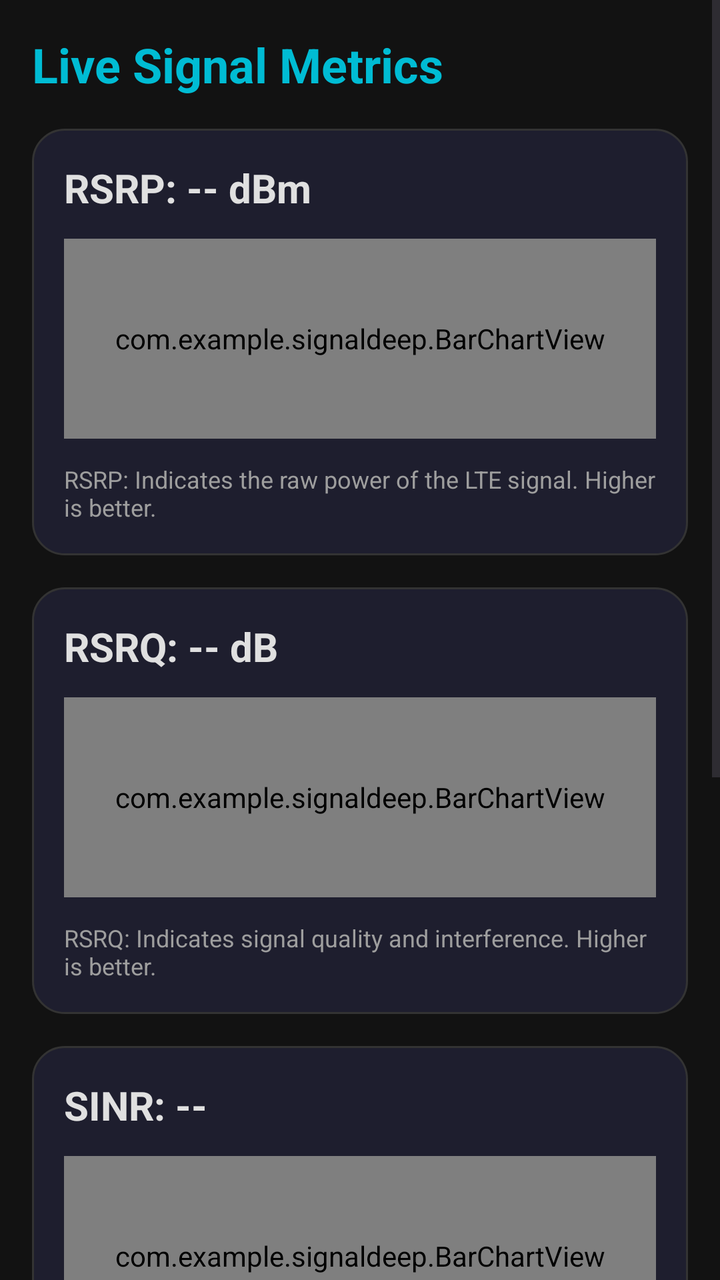
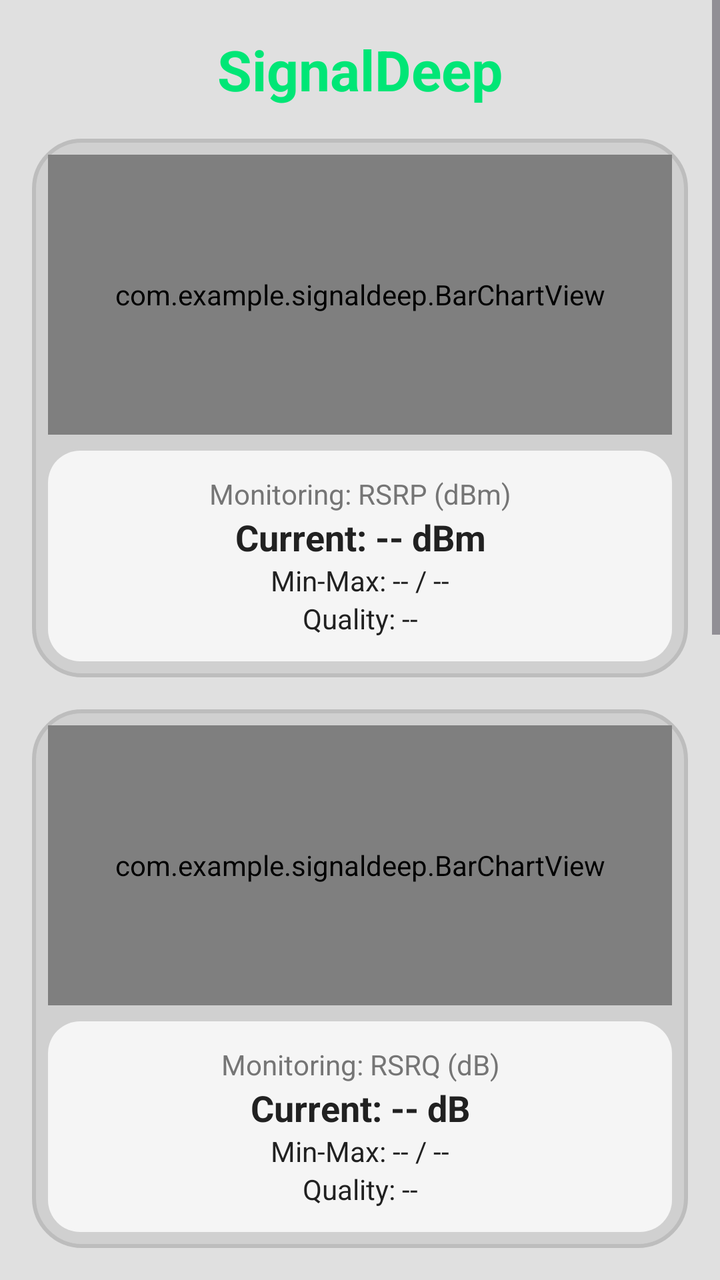

Compare the two renders of this Android layout. The source of the first and the diff that turns it into the second are given below.
<!-- AndroidManifest.xml: application theme Theme.Material3.DayNight.NoActionBar -->
<!-- res/layout/activity_main.xml -->
<?xml version="1.0" encoding="utf-8"?>
<ScrollView xmlns:android="http://schemas.android.com/apk/res/android"
    android:layout_width="match_parent" android:layout_height="match_parent"
    android:background="@color/bg_dark">
    <LinearLayout android:orientation="vertical" android:padding="16dp"
        android:layout_width="match_parent" android:layout_height="wrap_content">
        <TextView android:text="Live Signal Metrics" android:textSize="24sp"
            android:textStyle="bold" android:textColor="@color/accent"
            android:layout_marginBottom="16dp" android:layout_width="wrap_content" android:layout_height="wrap_content" />

        <LinearLayout android:orientation="vertical" android:background="@drawable/card_bg" android:padding="16dp" android:layout_marginBottom="16dp" android:layout_width="match_parent" android:layout_height="wrap_content">
            <TextView android:id="@+id/tv_rsrp_val" android:text="RSRP: -- dBm" android:textSize="20sp" android:textStyle="bold" android:textColor="@color/text_primary" android:layout_width="wrap_content" android:layout_height="wrap_content"/>
            <com.example.signaldeep.BarChartView android:id="@+id/chart_rsrp" android:layout_width="match_parent" android:layout_height="100dp" android:layout_marginTop="12dp" android:layout_marginBottom="12dp"/>
            <TextView android:text="RSRP: Indicates the raw power of the LTE signal. Higher is better." android:textSize="12sp" android:textColor="@color/text_secondary" android:layout_width="wrap_content" android:layout_height="wrap_content"/>
        </LinearLayout>

        <LinearLayout android:orientation="vertical" android:background="@drawable/card_bg" android:padding="16dp" android:layout_marginBottom="16dp" android:layout_width="match_parent" android:layout_height="wrap_content">
            <TextView android:id="@+id/tv_rsrq_val" android:text="RSRQ: -- dB" android:textSize="20sp" android:textStyle="bold" android:textColor="@color/text_primary" android:layout_width="wrap_content" android:layout_height="wrap_content"/>
            <com.example.signaldeep.BarChartView android:id="@+id/chart_rsrq" android:layout_width="match_parent" android:layout_height="100dp" android:layout_marginTop="12dp" android:layout_marginBottom="12dp"/>
            <TextView android:text="RSRQ: Indicates signal quality and interference. Higher is better." android:textSize="12sp" android:textColor="@color/text_secondary" android:layout_width="wrap_content" android:layout_height="wrap_content"/>
        </LinearLayout>

        <LinearLayout android:orientation="vertical" android:background="@drawable/card_bg" android:padding="16dp" android:layout_marginBottom="16dp" android:layout_width="match_parent" android:layout_height="wrap_content">
            <TextView android:id="@+id/tv_sinr_val" android:text="SINR: --" android:textSize="20sp" android:textStyle="bold" android:textColor="@color/text_primary" android:layout_width="wrap_content" android:layout_height="wrap_content"/>
            <com.example.signaldeep.BarChartView android:id="@+id/chart_sinr" android:layout_width="match_parent" android:layout_height="100dp" android:layout_marginTop="12dp" android:layout_marginBottom="12dp"/>
            <TextView android:text="SINR: The most important metric for data speed. Higher is better." android:textSize="12sp" android:textColor="@color/text_secondary" android:layout_width="wrap_content" android:layout_height="wrap_content"/>
        </LinearLayout>

        <LinearLayout android:orientation="vertical" android:background="@drawable/card_bg" android:padding="16dp" android:layout_marginBottom="16dp" android:layout_width="match_parent" android:layout_height="wrap_content">
            <TextView android:id="@+id/tv_cqi_val" android:text="CQI: --" android:textSize="20sp" android:textStyle="bold" android:textColor="@color/text_primary" android:layout_width="wrap_content" android:layout_height="wrap_content"/>
            <com.example.signaldeep.BarChartView android:id="@+id/chart_cqi" android:layout_width="match_parent" android:layout_height="100dp" android:layout_marginTop="12dp" android:layout_marginBottom="12dp"/>
            <TextView android:text="CQI: Reports the modulation scheme the network can use. Range 0-15. Higher is better." android:textSize="12sp" android:textColor="@color/text_secondary" android:layout_width="wrap_content" android:layout_height="wrap_content"/>
        </LinearLayout>

        <com.google.android.material.button.MaterialButton android:id="@+id/btn_loginfo" android:text="Where is log file?" android:layout_width="match_parent" android:layout_height="wrap_content" android:layout_marginTop="8dp" />
    </LinearLayout>
</ScrollView>
<!-- resources referenced by this layout -->
<resources>
  <color name="accent">#00BCD4</color>
  <color name="bg_dark">#121212</color>
  <color name="text_primary">#E0E0E0</color>
  <color name="text_secondary">#9E9E9E</color>
  <!-- drawable card_bg (drawable) -->
  <?xml version="1.0" encoding="utf-8"?>
  <shape xmlns:android="http://schemas.android.com/apk/res/android">
      <solid android:color="@color/card_bg" />
      <corners android:radius="16dp" />
      <stroke android:width="1dp" android:color="#333333" />
  </shape>
  <color name="card_bg">#1E1E2E</color>
</resources>

<!-- the commit's change to res/layout/activity_main.xml (unified diff, before → after) -->
@@ -1,37 +1,58 @@
 <?xml version="1.0" encoding="utf-8"?>
 <ScrollView xmlns:android="http://schemas.android.com/apk/res/android"
     android:layout_width="match_parent" android:layout_height="match_parent"
-    android:background="@color/bg_dark">
+    android:background="@color/bg_main">
     <LinearLayout android:orientation="vertical" android:padding="16dp"
         android:layout_width="match_parent" android:layout_height="wrap_content">
-        <TextView android:text="Live Signal Metrics" android:textSize="24sp"
-            android:textStyle="bold" android:textColor="@color/accent"
-            android:layout_marginBottom="16dp" android:layout_width="wrap_content" android:layout_height="wrap_content" />
 
-        <LinearLayout android:orientation="vertical" android:background="@drawable/card_bg" android:padding="16dp" android:layout_marginBottom="16dp" android:layout_width="match_parent" android:layout_height="wrap_content">
-            <TextView android:id="@+id/tv_rsrp_val" android:text="RSRP: -- dBm" android:textSize="20sp" android:textStyle="bold" android:textColor="@color/text_primary" android:layout_width="wrap_content" android:layout_height="wrap_content"/>
-            <com.example.signaldeep.BarChartView android:id="@+id/chart_rsrp" android:layout_width="match_parent" android:layout_height="100dp" android:layout_marginTop="12dp" android:layout_marginBottom="12dp"/>
-            <TextView android:text="RSRP: Indicates the raw power of the LTE signal. Higher is better." android:textSize="12sp" android:textColor="@color/text_secondary" android:layout_width="wrap_content" android:layout_height="wrap_content"/>
+        <TextView android:text="SignalDeep" android:textSize="28sp" android:textStyle="bold"
+            android:textColor="#00E676" android:gravity="center"
+            android:layout_marginBottom="16dp" android:layout_width="match_parent" android:layout_height="wrap_content" />
+
+        
+        <LinearLayout android:orientation="vertical" android:background="@drawable/card_outer" android:padding="8dp" android:layout_marginBottom="16dp" android:layout_width="match_parent" android:layout_height="wrap_content">
+            <com.example.signaldeep.BarChartView android:id="@+id/chart_rsrp" android:layout_width="match_parent" android:layout_height="140dp" android:background="@drawable/chart_inner_bg"/>
+            <LinearLayout android:orientation="vertical" android:background="@drawable/stats_inner_bg" android:padding="12dp" android:layout_marginTop="8dp" android:layout_width="match_parent" android:layout_height="wrap_content">
+                <TextView android:text="Monitoring: RSRP (dBm)" android:textSize="14sp" android:textColor="@color/text_gray" android:gravity="center" android:layout_width="match_parent" android:layout_height="wrap_content"/>
+                <TextView android:id="@+id/tv_rsrp_current" android:text="Current: -- dBm" android:textSize="18sp" android:textStyle="bold" android:textColor="@color/text_dark" android:gravity="center" android:layout_width="match_parent" android:layout_height="wrap_content"/>
+                <TextView android:id="@+id/tv_rsrp_minmax" android:text="Min-Max: -- / --" android:textSize="14sp" android:textColor="@color/text_dark" android:gravity="center" android:layout_width="match_parent" android:layout_height="wrap_content"/>
+                <TextView android:id="@+id/tv_rsrp_quality" android:text="Quality: --" android:textSize="14sp" android:textColor="@color/text_dark" android:gravity="center" android:layout_width="match_parent" android:layout_height="wrap_content"/>
+            </LinearLayout>
         </LinearLayout>
 
-        <LinearLayout android:orientation="vertical" android:background="@drawable/card_bg" android:padding="16dp" android:layout_marginBottom="16dp" android:layout_width="match_parent" android:layout_height="wrap_content">
-            <TextView android:id="@+id/tv_rsrq_val" android:text="RSRQ: -- dB" android:textSize="20sp" android:textStyle="bold" android:textColor="@color/text_primary" android:layout_width="wrap_content" android:layout_height="wrap_content"/>
-            <com.example.signaldeep.BarChartView android:id="@+id/chart_rsrq" android:layout_width="match_parent" android:layout_height="100dp" android:layout_marginTop="12dp" android:layout_marginBottom="12dp"/>
-            <TextView android:text="RSRQ: Indicates signal quality and interference. Higher is better." android:textSize="12sp" android:textColor="@color/text_secondary" android:layout_width="wrap_content" android:layout_height="wrap_content"/>
+        
+        <LinearLayout android:orientation="vertical" android:background="@drawable/card_outer" android:padding="8dp" android:layout_marginBottom="16dp" android:layout_width="match_parent" android:layout_height="wrap_content">
+            <com.example.signaldeep.BarChartView android:id="@+id/chart_rsrq" android:layout_width="match_parent" android:layout_height="140dp" android:background="@drawable/chart_inner_bg"/>
+            <LinearLayout android:orientation="vertical" android:background="@drawable/stats_inner_bg" android:padding="12dp" android:layout_marginTop="8dp" android:layout_width="match_parent" android:layout_height="wrap_content">
+                <TextView android:text="Monitoring: RSRQ (dB)" android:textSize="14sp" android:textColor="@color/text_gray" android:gravity="center" android:layout_width="match_parent" android:layout_height="wrap_content"/>
+                <TextView android:id="@+id/tv_rsrq_current" android:text="Current: -- dB" android:textSize="18sp" android:textStyle="bold" android:textColor="@color/text_dark" android:gravity="center" android:layout_width="match_parent" android:layout_height="wrap_content"/>
+                <TextView android:id="@+id/tv_rsrq_minmax" android:text="Min-Max: -- / --" android:textSize="14sp" android:textColor="@color/text_dark" android:gravity="center" android:layout_width="match_parent" android:layout_height="wrap_content"/>
+                <TextView android:id="@+id/tv_rsrq_quality" android:text="Quality: --" android:textSize="14sp" android:textColor="@color/text_dark" android:gravity="center" android:layout_width="match_parent" android:layout_height="wrap_content"/>
+            </LinearLayout>
         </LinearLayout>
 
-        <LinearLayout android:orientation="vertical" android:background="@drawable/card_bg" android:padding="16dp" android:layout_marginBottom="16dp" android:layout_width="match_parent" android:layout_height="wrap_content">
-            <TextView android:id="@+id/tv_sinr_val" android:text="SINR: --" android:textSize="20sp" android:textStyle="bold" android:textColor="@color/text_primary" android:layout_width="wrap_content" android:layout_height="wrap_content"/>
-            <com.example.signaldeep.BarChartView android:id="@+id/chart_sinr" android:layout_width="match_parent" android:layout_height="100dp" android:layout_marginTop="12dp" android:layout_marginBottom="12dp"/>
-            <TextView android:text="SINR: The most important metric for data speed. Higher is better." android:textSize="12sp" android:textColor="@color/text_secondary" android:layout_width="wrap_content" android:layout_height="wrap_content"/>
+        
+        <LinearLayout android:orientation="vertical" android:background="@drawable/card_outer" android:padding="8dp" android:layout_marginBottom="16dp" android:layout_width="match_parent" android:layout_height="wrap_content">
+            <com.example.signaldeep.BarChartView android:id="@+id/chart_sinr" android:layout_width="match_parent" android:layout_height="140dp" android:background="@drawable/chart_inner_bg"/>
+            <LinearLayout android:orientation="vertical" android:background="@drawable/stats_inner_bg" android:padding="12dp" android:layout_marginTop="8dp" android:layout_width="match_parent" android:layout_height="wrap_content">
+                <TextView android:text="Monitoring: SINR (dB)" android:textSize="14sp" android:textColor="@color/text_gray" android:gravity="center" android:layout_width="match_parent" android:layout_height="wrap_content"/>
+                <TextView android:id="@+id/tv_sinr_current" android:text="Current: --" android:textSize="18sp" android:textStyle="bold" android:textColor="@color/text_dark" android:gravity="center" android:layout_width="match_parent" android:layout_height="wrap_content"/>
+                <TextView android:id="@+id/tv_sinr_minmax" android:text="Min-Max: -- / --" android:textSize="14sp" android:textColor="@color/text_dark" android:gravity="center" android:layout_width="match_parent" android:layout_height="wrap_content"/>
+                <TextView android:id="@+id/tv_sinr_quality" android:text="Quality: --" android:textSize="14sp" android:textColor="@color/text_dark" android:gravity="center" android:layout_width="match_parent" android:layout_height="wrap_content"/>
+            </LinearLayout>
         </LinearLayout>
 
-        <LinearLayout android:orientation="vertical" android:background="@drawable/card_bg" android:padding="16dp" android:layout_marginBottom="16dp" android:layout_width="match_parent" android:layout_height="wrap_content">
-            <TextView android:id="@+id/tv_cqi_val" android:text="CQI: --" android:textSize="20sp" android:textStyle="bold" android:textColor="@color/text_primary" android:layout_width="wrap_content" android:layout_height="wrap_content"/>
-            <com.example.signaldeep.BarChartView android:id="@+id/chart_cqi" android:layout_width="match_parent" android:layout_height="100dp" android:layout_marginTop="12dp" android:layout_marginBottom="12dp"/>
-            <TextView android:text="CQI: Reports the modulation scheme the network can use. Range 0-15. Higher is better." android:textSize="12sp" android:textColor="@color/text_secondary" android:layout_width="wrap_content" android:layout_height="wrap_content"/>
+        
+        <LinearLayout android:orientation="vertical" android:background="@drawable/card_outer" android:padding="8dp" android:layout_marginBottom="16dp" android:layout_width="match_parent" android:layout_height="wrap_content">
+            <com.example.signaldeep.BarChartView android:id="@+id/chart_cqi" android:layout_width="match_parent" android:layout_height="140dp" android:background="@drawable/chart_inner_bg"/>
+            <LinearLayout android:orientation="vertical" android:background="@drawable/stats_inner_bg" android:padding="12dp" android:layout_marginTop="8dp" android:layout_width="match_parent" android:layout_height="wrap_content">
+                <TextView android:text="Monitoring: CQI (0-15)" android:textSize="14sp" android:textColor="@color/text_gray" android:gravity="center" android:layout_width="match_parent" android:layout_height="wrap_content"/>
+                <TextView android:id="@+id/tv_cqi_current" android:text="Current: --" android:textSize="18sp" android:textStyle="bold" android:textColor="@color/text_dark" android:gravity="center" android:layout_width="match_parent" android:layout_height="wrap_content"/>
+                <TextView android:id="@+id/tv_cqi_minmax" android:text="Min-Max: -- / --" android:textSize="14sp" android:textColor="@color/text_dark" android:gravity="center" android:layout_width="match_parent" android:layout_height="wrap_content"/>
+                <TextView android:id="@+id/tv_cqi_quality" android:text="Quality: --" android:textSize="14sp" android:textColor="@color/text_dark" android:gravity="center" android:layout_width="match_parent" android:layout_height="wrap_content"/>
+            </LinearLayout>
         </LinearLayout>
 
-        <com.google.android.material.button.MaterialButton android:id="@+id/btn_loginfo" android:text="Where is log file?" android:layout_width="match_parent" android:layout_height="wrap_content" android:layout_marginTop="8dp" />
+        <com.google.android.material.button.MaterialButton android:id="@+id/btn_loginfo" android:text="Where is log file?" android:layout_width="match_parent" android:layout_height="wrap_content" android:layout_marginBottom="16dp" />
     </LinearLayout>
 </ScrollView>
<!-- resource entries referenced after the edit -->
@@ -1,16 +1,29 @@
 <!-- resources referenced by this layout -->
 <resources>
-  <color name="accent">#00BCD4</color>
-  <color name="bg_dark">#121212</color>
-  <color name="text_primary">#E0E0E0</color>
-  <color name="text_secondary">#9E9E9E</color>
-  <!-- drawable card_bg (drawable) -->
+  <color name="bg_main">#E0E0E0</color>
+  <color name="text_dark">#212121</color>
+  <color name="text_gray">#757575</color>
+  <!-- drawable card_outer (drawable) -->
   <?xml version="1.0" encoding="utf-8"?>
   <shape xmlns:android="http://schemas.android.com/apk/res/android">
       <solid android:color="@color/card_bg" />
+      <corners android:radius="24dp" />
+      <stroke android:width="2dp" android:color="#BDBDBD" />
+  </shape>
+  <!-- drawable chart_inner_bg (drawable) -->
+  <?xml version="1.0" encoding="utf-8"?>
+  <shape xmlns:android="http://schemas.android.com/apk/res/android">
+      <solid android:color="@color/chart_bg" />
       <corners android:radius="16dp" />
-      <stroke android:width="1dp" android:color="#333333" />
   </shape>
-  <color name="card_bg">#1E1E2E</color>
+  <!-- drawable stats_inner_bg (drawable) -->
+  <?xml version="1.0" encoding="utf-8"?>
+  <shape xmlns:android="http://schemas.android.com/apk/res/android">
+      <solid android:color="@color/stats_bg" />
+      <corners android:radius="16dp" />
+  </shape>
+  <color name="card_bg">#D0D0D0</color>
+  <color name="chart_bg">#1E1E1E</color>
+  <color name="stats_bg">#F5F5F5</color>
 </resources>
 
